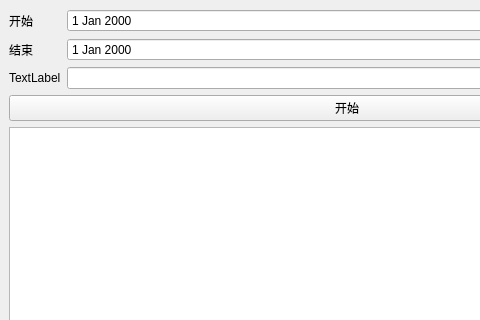
The window that home.ui (UnDemoon/MiniProgramGather) describes before a commit, drawn with Qt 5; both pictures show x 0 to 480 and y 0 to 320 of the 694 by 522 pixel window.
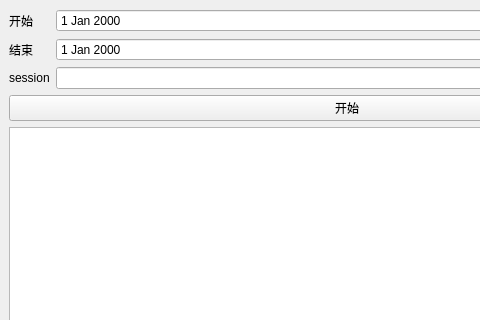
The same window after the commit.

What changed in the file:
```diff
--- a/home.ui
+++ b/home.ui
@@ -45,7 +45,7 @@
         <item row="2" column="0">
          <widget class="QLabel" name="label">
           <property name="text">
-           <string>TextLabel</string>
+           <string>session</string>
           </property>
          </widget>
         </item>
```
